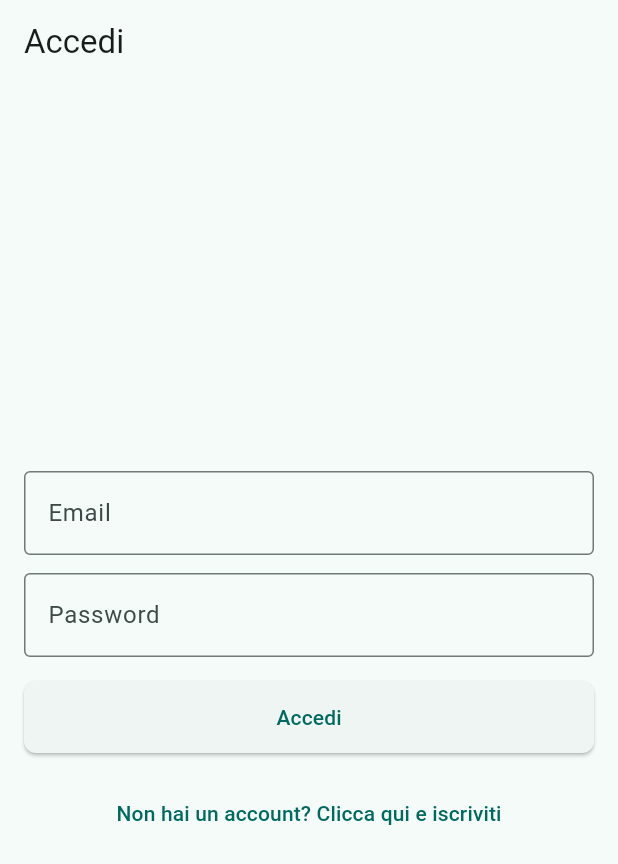
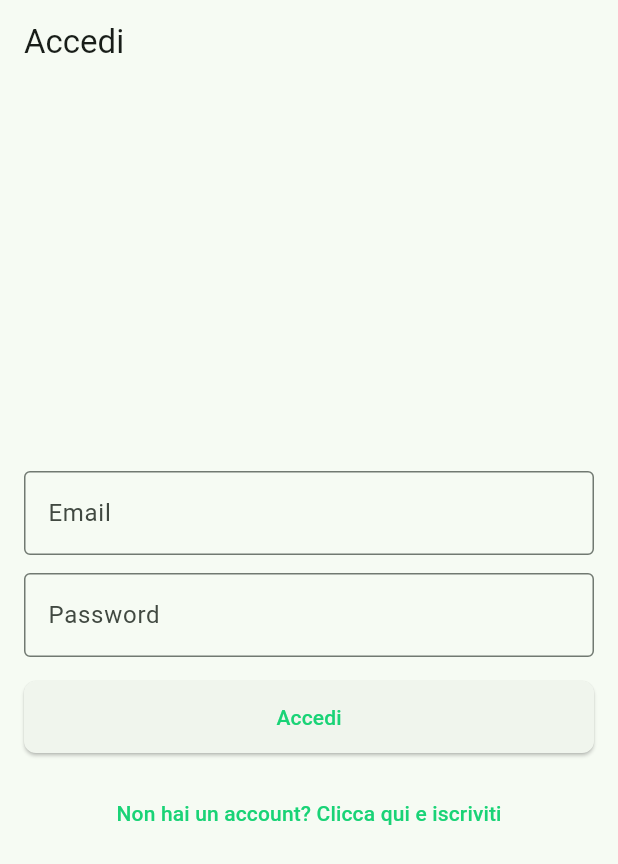
Before and after one commit to LifeField/LifeFieldApp, a Flutter app: the ClientHomeScreen screen opened by its route, after a tap on the "settings" icon, after a tap on "Esci", on a phone screen of 412 x 824 dp. Shown: the top 864 px of the screen. Run offline on Flutter 3.47's test engine with Material 3 defaults, Android fonts, the phone set to English and light mode, and no system bars; our stand-ins replace dio, flutter_local_notifications, flutter_riverpod, flutter_secure_storage, freezed_annotation, go_router and 6 more; accounts and stored records are empty; generated files the repository leaves out were written again; network calls fail.

Commit message:
Semplificata selezione colori

```diff
--- a/life_field_app/lib/app/theme/app_theme.dart
+++ b/life_field_app/lib/app/theme/app_theme.dart
@@ -1,18 +1,32 @@
 import 'package:flutter/material.dart';
 
 ThemeData buildAppTheme() {
+  const primaryGreen = Color(0xFF2ECC71);
   final base = ThemeData(
     useMaterial3: true,
-    colorScheme: ColorScheme.fromSeed(seedColor: Colors.teal),
+    colorScheme: ColorScheme.fromSeed(seedColor: const Color.fromARGB(255, 25, 211, 118)).copyWith(
+      primary: const Color.fromARGB(255, 25, 211, 118),
+      secondary: const Color.fromARGB(255, 25, 211, 118),
+    ),
   );
 
   return base.copyWith(
     inputDecorationTheme: const InputDecorationTheme(
       border: OutlineInputBorder(),
     ),
+    outlinedButtonTheme: OutlinedButtonThemeData(
+      style: OutlinedButton.styleFrom(
+        shape: const StadiumBorder(),
+        padding: const EdgeInsets.symmetric(vertical: 8, horizontal: 18),
+        side: const BorderSide(color: Color.fromARGB(255, 25, 211, 118)),
+        foregroundColor: const Color.fromARGB(255, 25, 211, 118),
+      ),
+    ),
     elevatedButtonTheme: ElevatedButtonThemeData(
       style: ElevatedButton.styleFrom(
-        shape: const RoundedRectangleBorder(borderRadius: BorderRadius.all(Radius.circular(8))),
+        shape: const RoundedRectangleBorder(
+          borderRadius: BorderRadius.all(Radius.circular(8)),
+        ),
         padding: const EdgeInsets.symmetric(vertical: 14, horizontal: 16),
       ),
     ),
--- a/life_field_app/lib/features/shared/presentation/client_home_screen.dart
+++ b/life_field_app/lib/features/shared/presentation/client_home_screen.dart
@@ -481,7 +481,9 @@ class _ClientHomeScreenState extends State<ClientHomeScreen> {
                                     ? OutlinedButton(
                                         onPressed: _resumeWorkoutExecution,
                                         style: OutlinedButton.styleFrom(
-                                          backgroundColor: Colors.green,
+                                          backgroundColor: Theme.of(context)
+                                              .colorScheme
+                                              .primary,
                                           foregroundColor: Colors.white,
                                         ),
                                         child: const Text('Riprendi'),
@@ -490,7 +492,9 @@ class _ClientHomeScreenState extends State<ClientHomeScreen> {
                                         onPressed: _openWorkoutExecution,
                                         icon: const Icon(Icons.play_arrow),
                                         style: IconButton.styleFrom(
-                                          backgroundColor: Colors.green,
+                                          backgroundColor: Theme.of(context)
+                                              .colorScheme
+                                              .primary,
                                           foregroundColor: Colors.white,
                                         )
                                       ),
```
Also changed, not shown: life_field_app/lib/features/shared/presentation/workout_execution_screen.dart (+5 -2 lines), life_field_app/lib/features/shared/presentation/workout_plan_detail_screen.dart (+10 -1 lines), life_field_app/lib/features/shared/presentation/workout_plan_exercises_screen.dart (+10 -1 lines), life_field_app/lib/features/shared/presentation/workout_screen.dart (+10 -1 lines).
